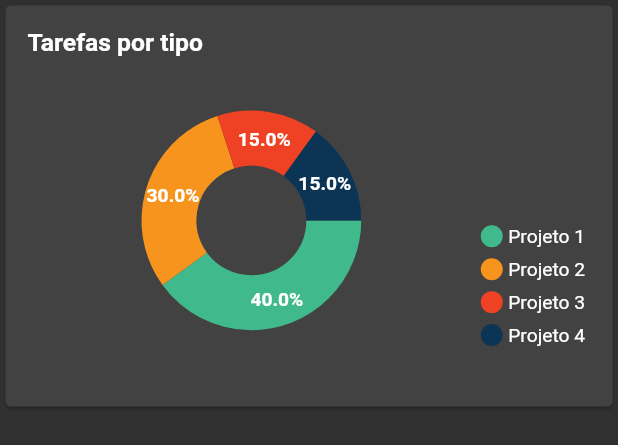
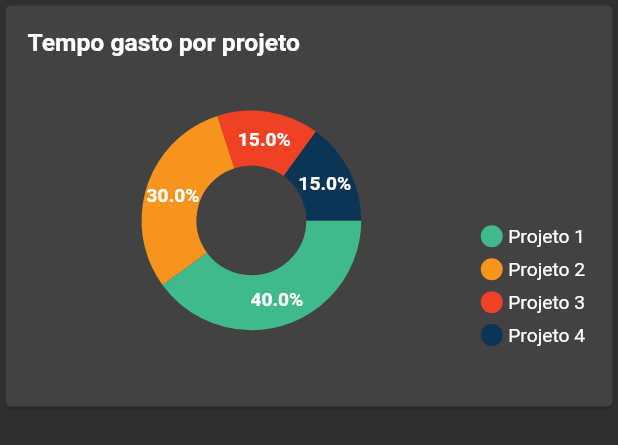
Before and after one commit to giuliacf/flutter_charts_example, a Flutter app: the PieChartExample widget shown alone on an empty page, opened directly, on a phone screen of 412 x 824 dp. Shown: the top 445 px of the screen. Run offline on Flutter 3.47's test engine with Material 2 defaults, Android fonts, the phone set to English and light mode, and no system bars; drawn by our look-alikes of fl_chart; our stand-ins replace flutter_mobx, mobx, responsive_framework; generated files the repository leaves out were written again.

Commit message:
Renomear gráfico de torta

```diff
--- a/lib/screens/widgets/fl_charts/fl_pie_chart.dart
+++ b/lib/screens/widgets/fl_charts/fl_pie_chart.dart
@@ -74,7 +74,7 @@ class PieChart2State extends State<PieChartExample> {
             crossAxisAlignment: CrossAxisAlignment.start,
             children: [
               const Text(
-                'Tarefas por tipo',
+                'Tempo gasto por projeto',
                 style: TextStyle(
                   color: Colors.white,
                   fontSize: 18,
```
